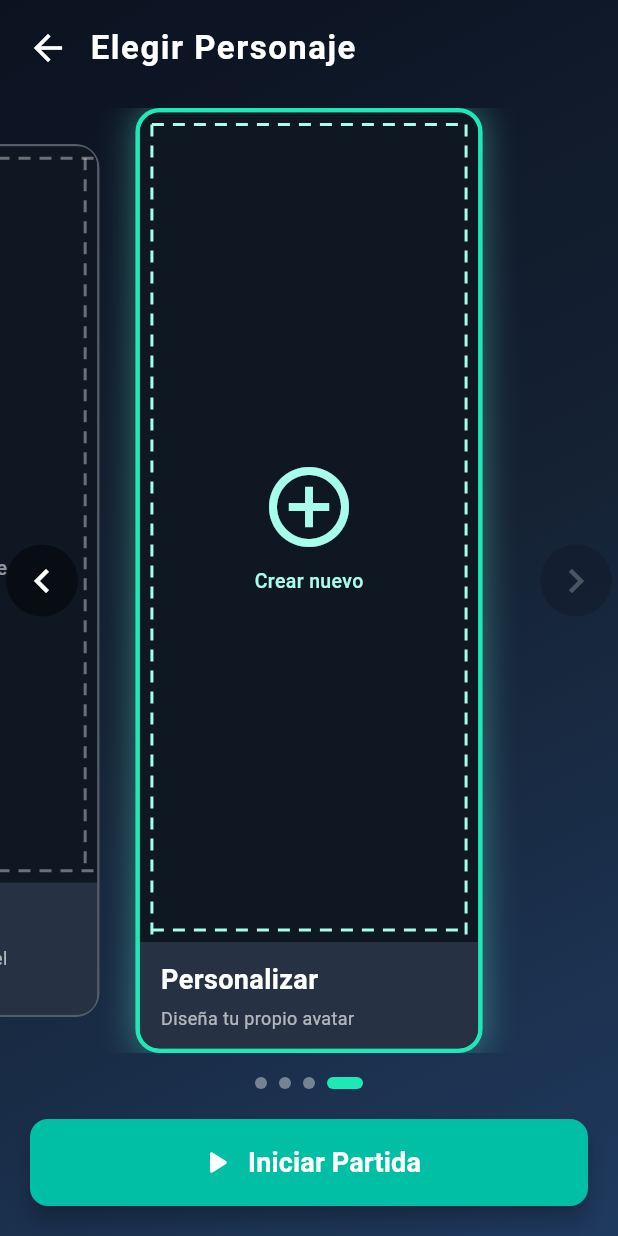
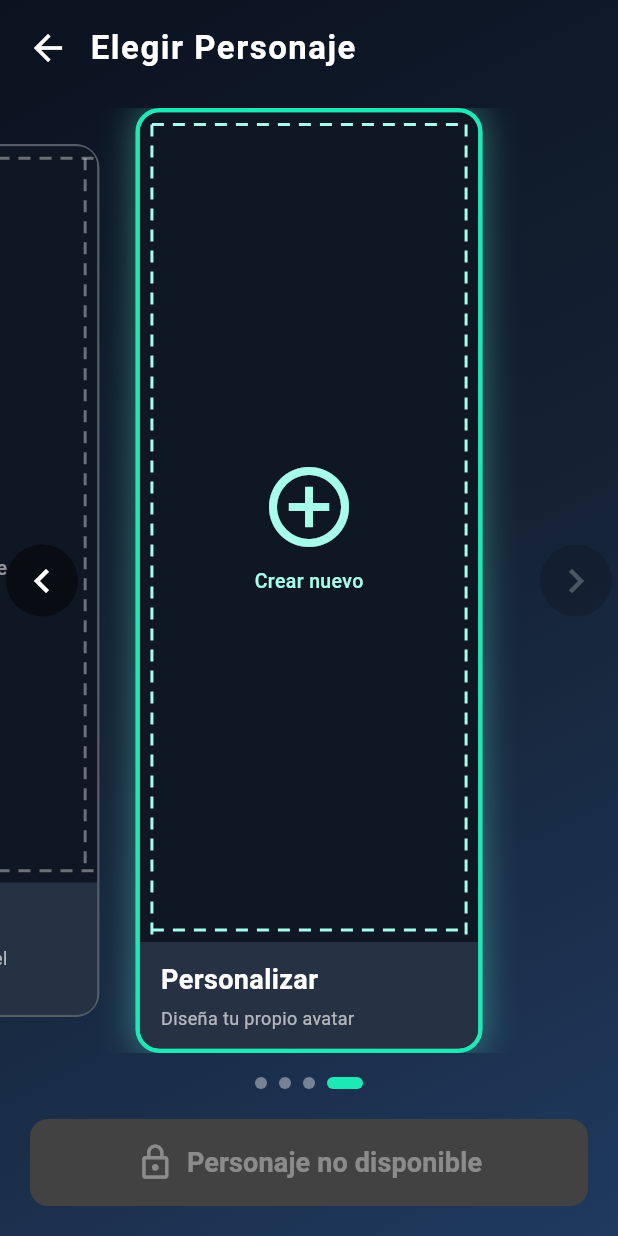
Before and after one commit to gabrielhuav/PolitecnicoOpenWorldFlutter, a Flutter app: the CharacterSelectionScreen screen opened directly, swiped to page 4, on a phone screen of 412 x 824 dp. Run offline on Flutter 3.47's test engine with Material 3 defaults, Android fonts, the phone set to English and light mode, and no system bars; our stand-ins replace dio, drift, equatable, flutter_map, flutter_riverpod, geolocator and 2 more; accounts and stored records are empty; generated files the repository leaves out were written again.

Commit message:
fix: Deshabilita el botón de carga si no se tiene personaje, precarga el mapa
Start game now triggers an initial map preload and updates UI to reflect loading/state. Changes: import providers in character selection, replace simulated delay with ref.read(mapStateProvider).loadInitialMapData(), show CircularProgressIndicator while loading, disable the Start button for the "Personalizar" (custom) slot and adjust button icon/label/styles. In map provider, implement loadInitialMapData to fetch roads for a fixed initial location from the repository, populate _ways and _nodes, rethrow errors, and notify listeners. Also include small refactors (shorter setState lambdas and minor style cleanup). These changes reduce startup latency and prevent starting a game with an unavailable custom character.

```diff
--- a/politecnicoopenworldflutter/lib/presentation/pages/character_selection_screen.dart
+++ b/politecnicoopenworldflutter/lib/presentation/pages/character_selection_screen.dart
@@ -6,6 +6,8 @@ import '../state/character_provider.dart';
 // import '../state/map_provider.dart';
 import '../widgets/character_card.dart';
 import 'world_map_screen.dart';
+
+import '../../core/utils/providers.dart';
 
 class CharacterSelectionScreen extends ConsumerStatefulWidget {
   const CharacterSelectionScreen({Key? key}) : super(key: key);
@@ -49,18 +51,12 @@ class _CharacterSelectionScreenState
 
   // === NUEVO: Lógica asíncrona de precarga ===
   Future<void> _startGame(BuildContext context) async {
-    setState(() {
-      _isLoading = true;
-    });
+    setState(() => _isLoading = true);
 
     try {
-      // Aquí invocas la precarga del mapa usando Riverpod.
-      // Ejemplo: await ref.read(mapProvider.notifier).preloadWorldData();
+      // === PRECARGA REAL DEL MAPA ===
+      await ref.read(mapStateProvider).loadInitialMapData();
 
-      // Simulamos un tiempo de carga mientras implementas el provider real
-      await Future.delayed(const Duration(seconds: 2));
-
-      // Revisamos si el widget sigue montado antes de navegar
       if (!mounted) return;
 
       Navigator.pushReplacement(
@@ -69,9 +65,7 @@ class _CharacterSelectionScreenState
       );
     } catch (e) {
       if (!mounted) return;
-      setState(() {
-        _isLoading = false;
-      });
+      setState(() => _isLoading = false);
       ScaffoldMessenger.of(context).showSnackBar(
         SnackBar(
           content: Text('Error al cargar el mapa: $e'),
@@ -200,25 +194,31 @@ class _CharacterSelectionScreenState
   // BOTÓN "INICIAR PARTIDA" (Modificado con _isLoading)
   // ============================================
   Widget _buildStartButton(BuildContext context, double? minWidth) {
-    // Si está cargando, mostramos el indicador en lugar del botón
+    final selectedCharacter = ref.watch(selectedCharacterProvider);
+    final isCustomSlot = selectedCharacter.isCustomSlot;
+
     if (_isLoading) {
       return SizedBox(
-        height: 50, // Altura estándar del botón para evitar saltos en la UI
+        height: 50,
         width: minWidth,
         child: const Center(
-          child: CircularProgressIndicator(
-            color: Colors.tealAccent,
-          ),
+          child: CircularProgressIndicator(color: Colors.tealAccent),
         ),
       );
     }
 
+    // Si la card seleccionada es "Personalizar", el botón se deshabilita
+    final bool enabled = !isCustomSlot;
+
     return ElevatedButton.icon(
-      onPressed: () => _startGame(context),
-      icon: const Icon(Icons.play_arrow_rounded, size: 26),
-      label: const Text(
-        'Iniciar Partida',
-        style: TextStyle(
+      onPressed: enabled ? () => _startGame(context) : null,
+      icon: Icon(
+        enabled ? Icons.play_arrow_rounded : Icons.lock_outline,
+        size: 26,
+      ),
+      label: Text(
+        enabled ? 'Iniciar Partida' : 'Personaje no disponible',
+        style: const TextStyle(
           fontSize: 18,
           fontWeight: FontWeight.bold,
         ),
@@ -228,10 +228,10 @@ class _CharacterSelectionScreenState
         foregroundColor: Colors.white,
         padding: const EdgeInsets.symmetric(horizontal: 20, vertical: 16),
         minimumSize: minWidth != null ? Size(minWidth, 50) : null,
-        shape: RoundedRectangleBorder(
-          borderRadius: BorderRadius.circular(12),
-        ),
+        shape: RoundedRectangleBorder(borderRadius: BorderRadius.circular(12)),
         elevation: 6,
+        disabledBackgroundColor: Colors.grey.shade800,
+        disabledForegroundColor: Colors.white38,
       ),
     );
   }
```
Also changed, not shown: politecnicoopenworldflutter/lib/presentation/state/map_provider.dart (+10 -11 lines).
